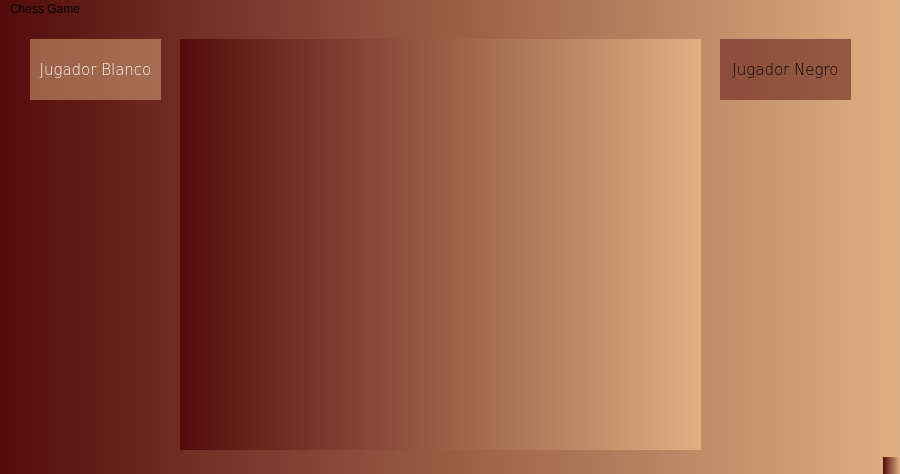
The window that mainwindow.ui (GerardoTBO/Chess-QtCreator-Cpp) describes before a commit, drawn with Qt 5.
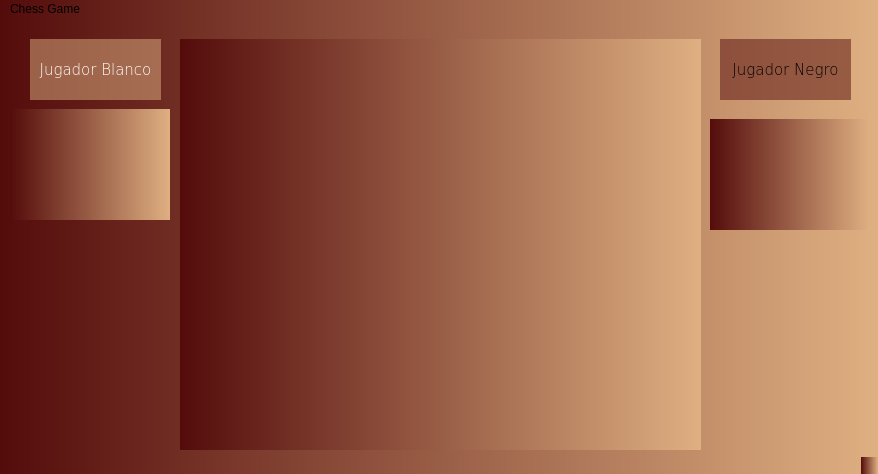
The same window after the commit.

Commit message: Se muestran la piezas comidas o capturas

Diff of the .ui file:
```diff
--- a/mainwindow.ui
+++ b/mainwindow.ui
@@ -6,7 +6,7 @@
    <rect>
     <x>0</x>
     <y>0</y>
-    <width>900</width>
+    <width>878</width>
     <height>474</height>
    </rect>
   </property>
@@ -101,14 +101,50 @@
      <set>Qt::AlignCenter</set>
     </property>
    </widget>
+   <widget class="QWidget" name="gridLayoutWidget_2">
+    <property name="geometry">
+     <rect>
+      <x>10</x>
+      <y>90</y>
+      <width>160</width>
+      <height>111</height>
+     </rect>
+    </property>
+    <layout class="QGridLayout" name="capture_black_pieces">
+     <property name="sizeConstraint">
+      <enum>QLayout::SetNoConstraint</enum>
+     </property>
+     <property name="spacing">
+      <number>0</number>
+     </property>
+    </layout>
+   </widget>
+   <widget class="QWidget" name="gridLayoutWidget_3">
+    <property name="geometry">
+     <rect>
+      <x>710</x>
+      <y>100</y>
+      <width>160</width>
+      <height>111</height>
+     </rect>
+    </property>
+    <layout class="QGridLayout" name="capture_white_pieces">
+     <property name="sizeConstraint">
+      <enum>QLayout::SetNoConstraint</enum>
+     </property>
+     <property name="spacing">
+      <number>0</number>
+     </property>
+    </layout>
+   </widget>
   </widget>
   <widget class="QMenuBar" name="menubar">
    <property name="geometry">
     <rect>
      <x>0</x>
      <y>0</y>
-     <width>900</width>
-     <height>24</height>
+     <width>878</width>
+     <height>20</height>
     </rect>
    </property>
    <widget class="QMenu" name="menuChess_Game">
```
Left out of the diff: 6 changed lines with no effect on the pictures. The commit also changes 2 other files.
